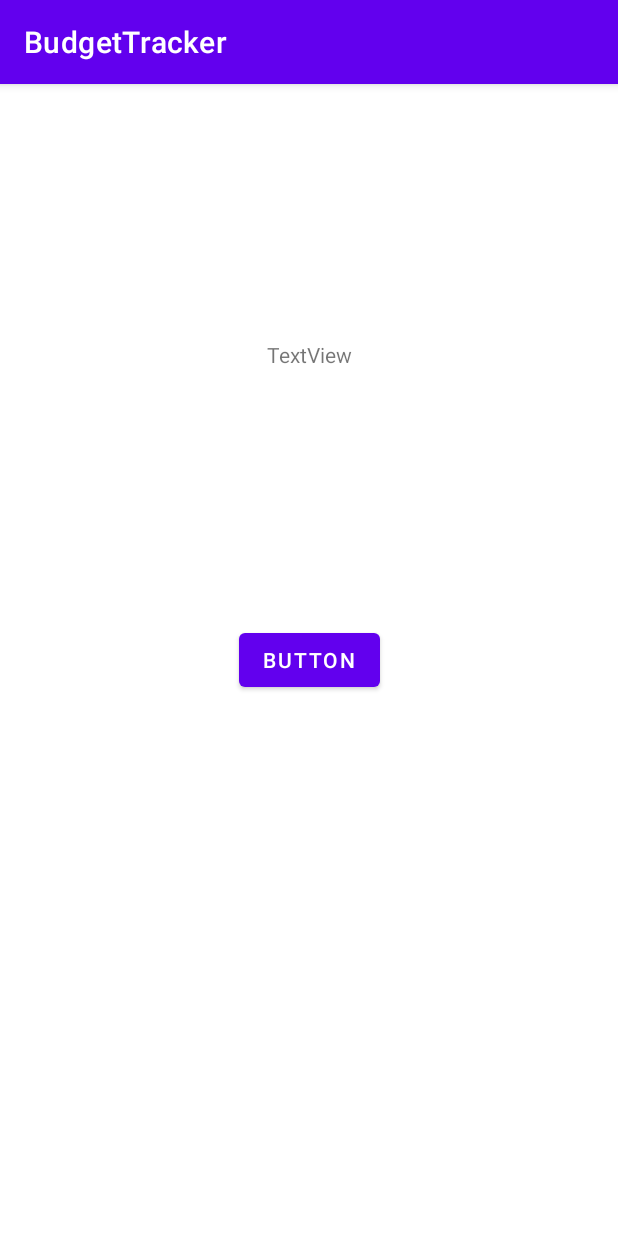
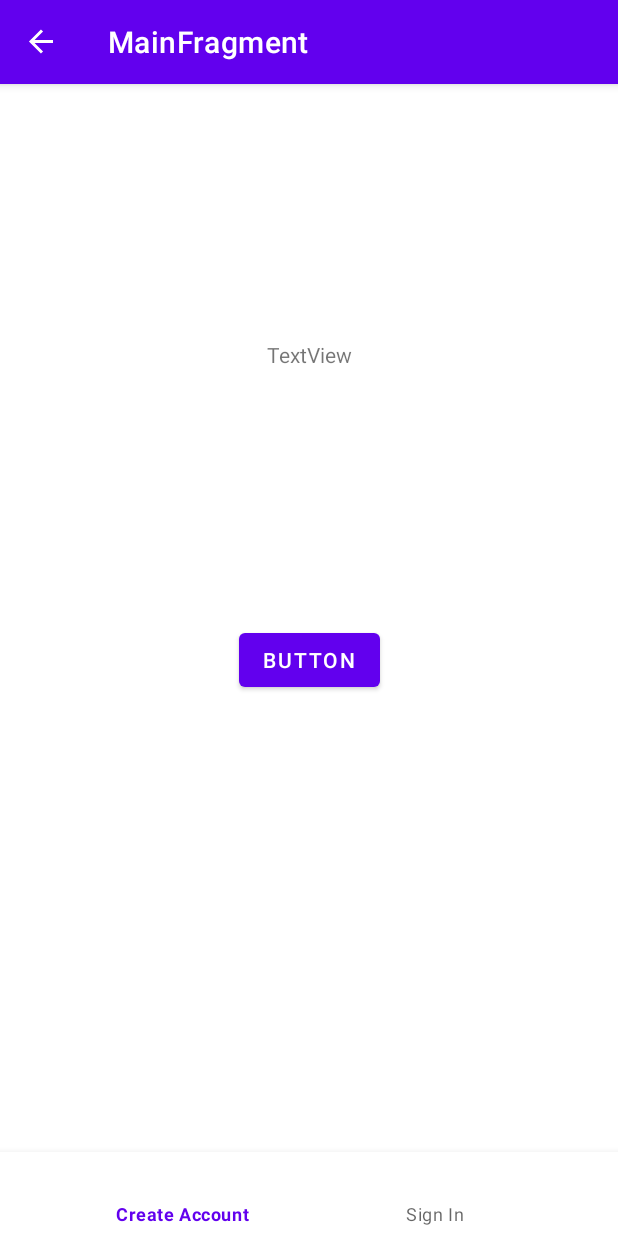
Before and after one commit to mayankk25/Budget-Tracker, an Android app: the MainFragment screen opened through its navigation route, on a phone screen of 412 x 824 dp. Run offline under Robolectric (Android 15) with nearby library versions, the phone set to English and light mode, and no system bars; our stand-ins replace Firebase (no records; nobody signed in at launch, a user with empty details on screens opened directly), data binding, navigation-ui.

Commit message:
added back button and botton nav

```diff
--- a/app/build.gradle
+++ b/app/build.gradle
@@ -38,7 +38,6 @@ android {
 }
 
 dependencies {
-
     implementation 'androidx.core:core-ktx:1.7.0'
     implementation 'androidx.appcompat:appcompat:1.5.1'
     implementation 'com.google.android.material:material:1.6.1'
@@ -53,4 +52,5 @@ dependencies {
     implementation 'com.google.firebase:firebase-auth-ktx'
     implementation "androidx.lifecycle:lifecycle-viewmodel:$lifecycle_version"
     implementation "androidx.lifecycle:lifecycle-viewmodel-ktx:$lifecycle_version"
+    implementation 'com.google.android.material:material:<version>'
 }
--- a/app/src/main/java/com/example/budgettracker/LoginFragment.kt
+++ b/app/src/main/java/com/example/budgettracker/LoginFragment.kt
@@ -43,7 +43,9 @@ class LoginFragment: Fragment() {
             signIn(email, password)
         }
 
+        //Initialize Firebase
         auth = Firebase.auth
+
         return binding.root
     }
 
@@ -81,6 +83,7 @@ class LoginFragment: Fragment() {
                 Log.d(TAG, "signInWithEmail:success")
                 val user = auth.currentUser
                 //updateUI(user)
+                findNavController().navigate(LoginFragmentDirections.actionLoginFragmentToMainFragment())
             } else {
                 // If sign in fails, display a message to the user.
                 Log.w(TAG, "signInWithEmail:failure", task.exception)
@@ -89,6 +92,5 @@ class LoginFragment: Fragment() {
                 //updateUI(null)
             }
         }
-        findNavController().navigate(LoginFragmentDirections.actionLoginFragmentToMainFragment())
     }
 }
--- a/app/src/main/java/com/example/budgettracker/MainActivity.kt
+++ b/app/src/main/java/com/example/budgettracker/MainActivity.kt
@@ -2,10 +2,20 @@ package com.example.budgettracker
 
 import androidx.appcompat.app.AppCompatActivity
 import android.os.Bundle
+import androidx.navigation.findNavController
+import androidx.navigation.ui.NavigationUI
 
 class MainActivity : AppCompatActivity() {
     override fun onCreate(savedInstanceState: Bundle?) {
         super.onCreate(savedInstanceState)
         setContentView(R.layout.activity_main)
+
+        val navController = this.findNavController(R.id.myNavHostFragment)
+        NavigationUI.setupActionBarWithNavController(this, navController)
+    }
+
+    override fun onSupportNavigateUp(): Boolean {
+        val navController = this.findNavController(R.id.myNavHostFragment)
+        return navController.navigateUp()
     }
 }
--- a/app/src/main/java/com/example/budgettracker/MainFragment.kt
+++ b/app/src/main/java/com/example/budgettracker/MainFragment.kt
@@ -6,7 +6,8 @@ import android.view.View
 import android.view.ViewGroup
 import androidx.databinding.DataBindingUtil
 import androidx.fragment.app.Fragment
-import com.example.budgettracker.databinding.LoginFragmentBinding
+import androidx.navigation.fragment.findNavController
+import androidx.navigation.ui.NavigationUI
 import com.example.budgettracker.databinding.MainFragmentBinding
 
 class MainFragment: Fragment() {
--- a/app/src/main/res/layout/main_fragment.xml
+++ b/app/src/main/res/layout/main_fragment.xml
@@ -28,5 +28,18 @@
             app:layout_constraintStart_toStartOf="parent"
             app:layout_constraintTop_toTopOf="parent" />
 
+        <com.google.android.material.bottomnavigation.BottomNavigationView
+            android:id="@+id/bottom_navigation"
+            android:layout_width="match_parent"
+            android:layout_height="wrap_content"
+            app:layout_constraintBottom_toBottomOf="parent"
+            app:layout_constraintEnd_toEndOf="parent"
+            app:layout_constraintHorizontal_bias="0.0"
+            app:layout_constraintStart_toStartOf="parent"
+            app:layout_constraintTop_toTopOf="parent"
+            app:layout_constraintVertical_bias="1.0"
+            app:menu="@menu/bottom_navigation_menu" />
+
+
     </androidx.constraintlayout.widget.ConstraintLayout>
 </layout>
--- /dev/null
+++ b/app/src/main/res/menu/bottom_navigation_menu.xml
@@ -0,0 +1,13 @@
+<?xml version="1.0" encoding="utf-8"?>
+<menu xmlns:android="http://schemas.android.com/apk/res/android">
+
+    <item
+        android:id="@+id/page_1"
+        android:enabled="true"
+        android:title="@string/create_account" />
+    <item
+        android:id="@+id/page_2"
+        android:enabled="true"
+        android:title="@string/sign_in"/>
+
+</menu>
--- a/app/src/main/res/navigation/navigation.xml
+++ b/app/src/main/res/navigation/navigation.xml
@@ -12,7 +12,8 @@
         tools:layout="@layout/login_fragment" >
         <action
             android:id="@+id/action_loginFragment_to_mainFragment"
-            app:destination="@id/mainFragment" />
+            app:destination="@id/mainFragment"
+            app:popUpTo="@id/loginFragment" />
     </fragment>
     <fragment
         android:id="@+id/mainFragment"
```
